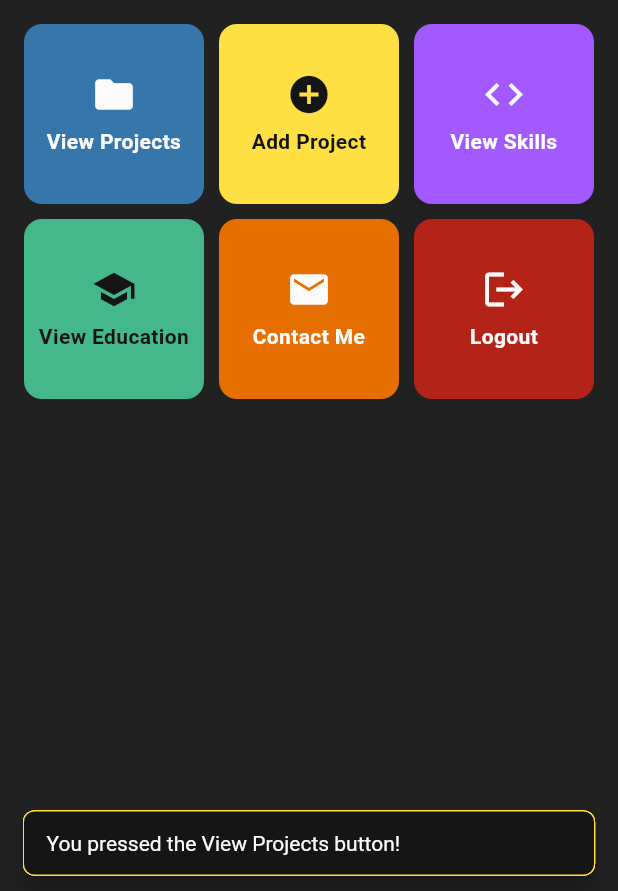
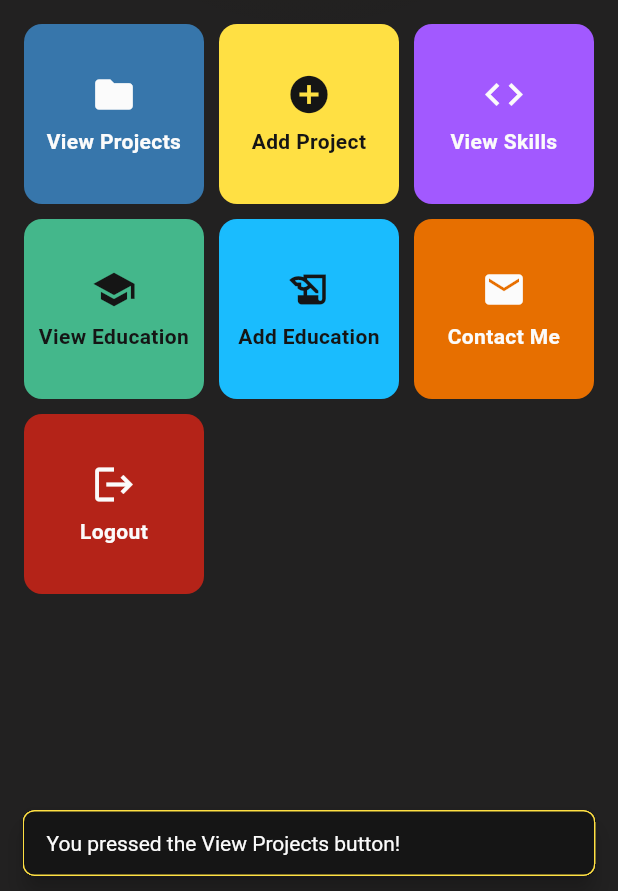
Before and after one commit to 1drism/myportofolio_mobile, a Flutter app: the screen it shows after launch, after a tap on "View Projects", on a phone screen of 412 x 824 dp, the part 345-1236 px from its top. Run offline on Flutter 3.47's test engine with Material 3 defaults, Android fonts, the phone set to English and light mode, and no system bars; our stand-ins replace material_ui.

Commit message:
feat(menu): add Add Education card and route cards by page instead of name

```diff
--- a/lib/app_colors.dart
+++ b/lib/app_colors.dart
@@ -18,4 +18,5 @@ class AppColors {
   static const Color green = Color(0xFF44B78B);
   static const Color purple = Color(0xFFA259FF);
   static const Color orange = Color(0xFFE76F00);
+  static const Color cyan = Color(0xFF1ABCFE);
 }
--- a/lib/screens/menu.dart
+++ b/lib/screens/menu.dart
@@ -1,5 +1,7 @@
 import 'package:material_ui/material_ui.dart';
 import 'package:myportofolio_mobile/app_colors.dart';
+import 'package:myportofolio_mobile/screens/education_form.dart';
+import 'package:myportofolio_mobile/screens/project_form.dart';
 import 'package:myportofolio_mobile/widgets/left_drawer.dart';
 import 'package:myportofolio_mobile/widgets/project_card.dart';
 
@@ -19,9 +21,20 @@ class MyHomePage extends StatelessWidget {
 
   final List<ItemHomepage> items = [
     ItemHomepage("View Projects", Icons.folder, AppColors.blue),
-    ItemHomepage("Add Project", Icons.add_circle, AppColors.accent),
+    ItemHomepage(
+      "Add Project",
+      Icons.add_circle,
+      AppColors.accent,
+      page: (_) => const ProjectFormPage(),
+    ),
     ItemHomepage("View Skills", Icons.code, AppColors.purple),
     ItemHomepage("View Education", Icons.school, AppColors.green),
+    ItemHomepage(
+      "Add Education",
+      Icons.history_edu,
+      AppColors.cyan,
+      page: (_) => const EducationFormPage(),
+    ),
     ItemHomepage("Contact Me", Icons.mail, AppColors.orange),
     ItemHomepage("Logout", Icons.logout, AppColors.danger),
   ];
@@ -137,11 +150,14 @@ class InfoCard extends StatelessWidget {
   }
 }
 
-/// Data for one action button: its label, icon, and background color.
+/// Data for one action button: its label, icon, color, and optional page.
 class ItemHomepage {
   final String name;
   final IconData icon;
   final Color color;
 
-  ItemHomepage(this.name, this.icon, this.color);
+  /// Page opened with [Navigator.push]; null shows a SnackBar instead.
+  final WidgetBuilder? page;
+
+  ItemHomepage(this.name, this.icon, this.color, {this.page});
 }
--- a/lib/widgets/project_card.dart
+++ b/lib/widgets/project_card.dart
@@ -1,12 +1,11 @@
 import 'package:material_ui/material_ui.dart';
 import 'package:myportofolio_mobile/app_colors.dart';
 import 'package:myportofolio_mobile/screens/menu.dart';
-import 'package:myportofolio_mobile/screens/project_form.dart';
 
 const double _cardRadius = 12.0;
 const double _itemIconSize = 30.0;
 
-/// Colored action button that shows a SnackBar with its name when tapped.
+/// Colored action button that opens its page or shows a SnackBar when tapped.
 class ItemCard extends StatelessWidget {
   final ItemHomepage item;
 
@@ -26,19 +25,16 @@ class ItemCard extends StatelessWidget {
       child: InkWell(
         borderRadius: borderRadius,
         onTap: () {
+          final page = item.page;
+          if (page != null) {
+            Navigator.push(context, MaterialPageRoute(builder: page));
+            return;
+          }
           ScaffoldMessenger.of(context)
             ..hideCurrentSnackBar()
             ..showSnackBar(
               SnackBar(content: Text("You pressed the ${item.name} button!")),
             );
-
-          // Navigate to the appropriate screen
-          if (item.name == "Add Project") {
-            Navigator.push(
-              context,
-              MaterialPageRoute(builder: (context) => const ProjectFormPage()),
-            );
-          }
         },
         child: Padding(
           padding: const EdgeInsets.all(8),
```
Also changed, not shown: 1 other file.
